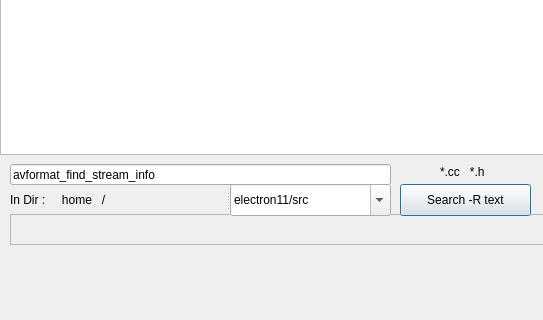
Above: FindInDir/mainWin.ui from alexjean/pythonProjects before the change; both pictures show x 0 to 543 and y 206 to 526 of the 814 by 526 pixel window. Below: the same form after it.
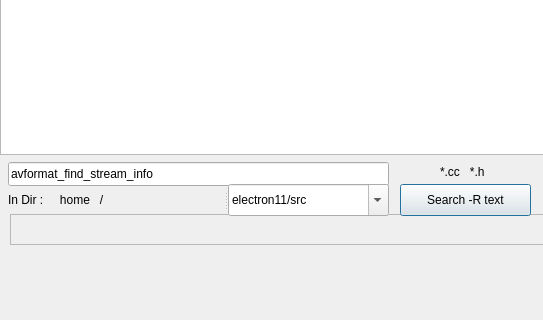
That is the form after the change.

Patch:
```diff
--- a/FindInDir/mainWin.ui
+++ b/FindInDir/mainWin.ui
@@ -54,10 +54,10 @@
    <widget class="QLineEdit" name="lineEdit">
     <property name="geometry">
      <rect>
-      <x>10</x>
-      <y>10</y>
+      <x>8</x>
+      <y>8</y>
       <width>381</width>
-      <height>21</height>
+      <height>24</height>
      </rect>
     </property>
     <property name="text">
@@ -119,7 +119,7 @@
    <widget class="QSplitter" name="splitter">
     <property name="geometry">
      <rect>
-      <x>10</x>
+      <x>8</x>
       <y>30</y>
       <width>381</width>
       <height>32</height>
```
